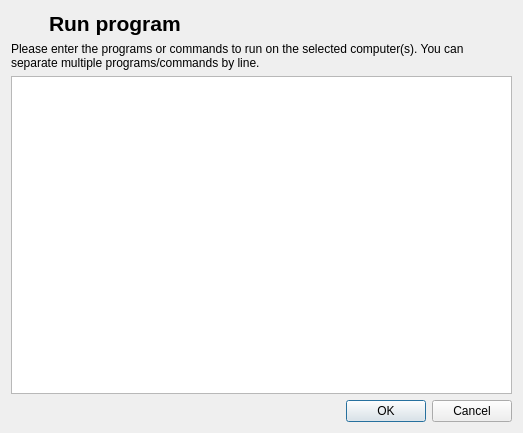
The window that plugins/desktopservices/RunProgramDialog.ui (veyon/veyon) describes before a commit, drawn with Qt 5.
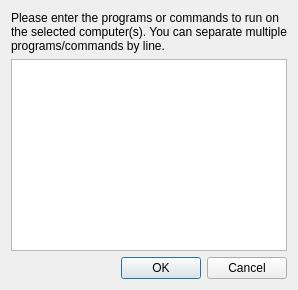
The same window after the commit. Icons and pictures are not drawn.

Commit message: PasswordDialog, RunProgramDialog, TextMessageDialog: tweak UI

The edit to the form file:
```diff
--- a/plugins/desktopservices/RunProgramDialog.ui
+++ b/plugins/desktopservices/RunProgramDialog.ui
@@ -3,14 +3,6 @@
  <author>Tobias Doerffel</author>
  <class>RunProgramDialog</class>
  <widget class="QDialog" name="RunProgramDialog">
-  <property name="geometry">
-   <rect>
-    <x>0</x>
-    <y>0</y>
-    <width>523</width>
-    <height>433</height>
-   </rect>
-  </property>
   <property name="windowTitle">
    <string>Run commands</string>
   </property>
@@ -18,41 +10,8 @@
    <iconset resource="desktopservices.qrc">
     <normaloff>:/desktopservices/preferences-desktop-launch-feedback.png</normaloff>:/desktopservices/preferences-desktop-launch-feedback.png</iconset>
   </property>
-  <layout class="QGridLayout" name="gridLayout">
-   <item row="0" column="0">
-    <widget class="QLabel" name="label">
-     <property name="maximumSize">
-      <size>
-       <width>32</width>
-       <height>32</height>
-      </size>
-     </property>
-     <property name="text">
-      <string/>
-     </property>
-     <property name="pixmap">
-      <pixmap resource="desktopservices.qrc">:/desktopservices/preferences-desktop-launch-feedback.png</pixmap>
-     </property>
-     <property name="scaledContents">
-      <bool>true</bool>
-     </property>
-    </widget>
-   </item>
-   <item row="0" column="1">
-    <widget class="QLabel" name="label_2">
-     <property name="font">
-      <font>
-       <pointsize>16</pointsize>
-       <weight>75</weight>
-       <bold>true</bold>
-      </font>
-     </property>
-     <property name="text">
-      <string>Run program</string>
-     </property>
-    </widget>
-   </item>
-   <item row="1" column="0" colspan="2">
+  <layout class="QVBoxLayout" name="verticalLayout">
+   <item>
     <widget class="QLabel" name="label_3">
      <property name="text">
       <string>Please enter the programs or commands to run on the selected computer(s). You can separate multiple programs/commands by line.</string>
@@ -62,10 +21,10 @@
      </property>
     </widget>
    </item>
-   <item row="2" column="0" colspan="2">
+   <item>
     <widget class="QTextEdit" name="programInputTextEdit"/>
    </item>
-   <item row="3" column="0" colspan="2">
+   <item>
     <widget class="QDialogButtonBox" name="buttonBox">
      <property name="standardButtons">
       <set>QDialogButtonBox::Cancel|QDialogButtonBox::Ok</set>
```
Left out of the diff: 2 changed lines with no effect on the pictures. The commit also changes 4 other files.
